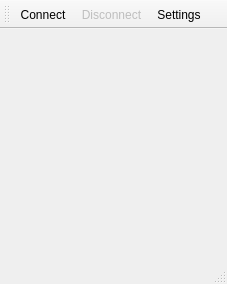
Before: the Qt Designer form mainwindow.ui in songyuxiang/qt, drawn with Qt 5.
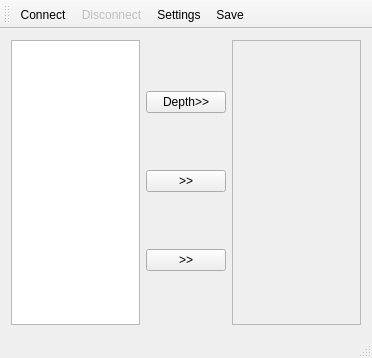
After: the same form once the commit is applied.

Diff of the .ui file:
```diff
--- a/mainwindow.ui
+++ b/mainwindow.ui
@@ -6,14 +6,52 @@
    <rect>
     <x>0</x>
     <y>0</y>
-    <width>227</width>
-    <height>284</height>
+    <width>372</width>
+    <height>358</height>
    </rect>
   </property>
   <property name="windowTitle">
    <string>MainWindow</string>
   </property>
-  <widget class="QWidget" name="centralWidget"/>
+  <widget class="QWidget" name="centralWidget">
+   <layout class="QHBoxLayout" name="horizontalLayout">
+    <item>
+     <widget class="QTextEdit" name="textEdit"/>
+    </item>
+    <item>
+     <layout class="QVBoxLayout" name="verticalLayout">
+      <item>
+       <widget class="QPushButton" name="pushButton_depth">
+        <property name="text">
+         <string>Depth&gt;&gt;</string>
+        </property>
+       </widget>
+      </item>
+      <item>
+       <widget class="QPushButton" name="pushButton">
+        <property name="text">
+         <string>&gt;&gt;</string>
+        </property>
+       </widget>
+      </item>
+      <item>
+       <widget class="QPushButton" name="pushButton_3">
+        <property name="text">
+         <string>&gt;&gt;</string>
+        </property>
+       </widget>
+      </item>
+     </layout>
+    </item>
+    <item>
+     <widget class="QTextEdit" name="textEdit_new">
+      <property name="enabled">
+       <bool>false</bool>
+      </property>
+     </widget>
+    </item>
+   </layout>
+  </widget>
   <widget class="QMenuBar" name="menuBar">
    <property name="geometry">
     <rect>
@@ -34,6 +72,7 @@
    <addaction name="actionConnect"/>
    <addaction name="actionDisconnect"/>
    <addaction name="actionSettings"/>
+   <addaction name="actionSave"/>
   </widget>
   <widget class="QStatusBar" name="statusBar"/>
   <action name="actionSettings">
@@ -57,6 +96,11 @@
     <string>Disconnect</string>
    </property>
   </action>
+  <action name="actionSave">
+   <property name="text">
+    <string>Save</string>
+   </property>
+  </action>
  </widget>
  <layoutdefault spacing="6" margin="11"/>
  <resources/>
```
Left out of the diff: 2 changed lines with no effect on the pictures.
